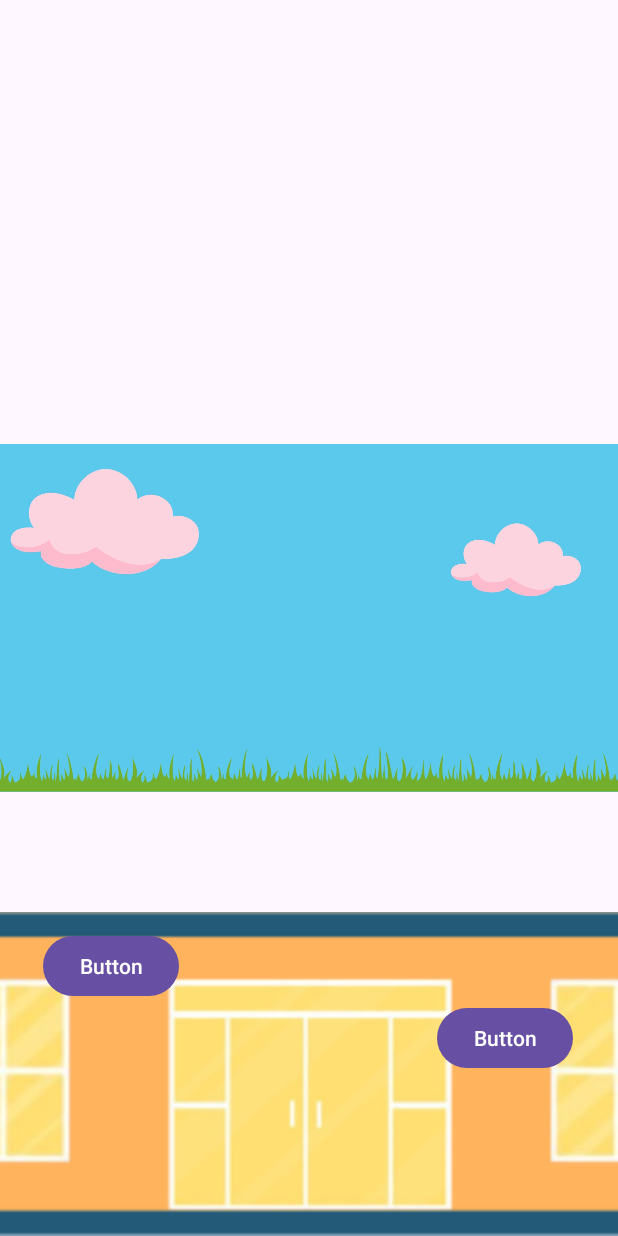
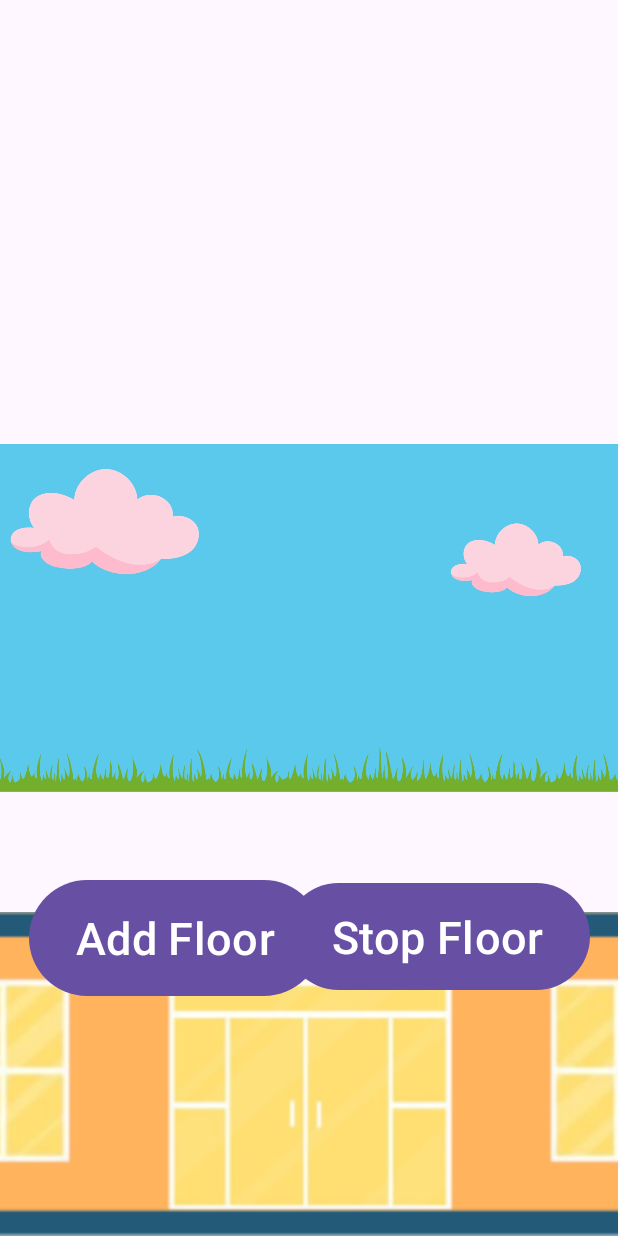
Before and after one commit to psyfm22/StackingGame, an Android app: the screen it shows after launch (MainActivity), on a phone screen of 412 x 824 dp. Run offline under Robolectric (Android 15) with nearby library versions, the phone set to English and light mode, and no system bars.

Commit message:
Reorganised and made better

```diff
--- a/app/src/main/java/com/example/stackinggame/MainActivity.java
+++ b/app/src/main/java/com/example/stackinggame/MainActivity.java
@@ -9,11 +9,13 @@ import android.view.View;
 import android.widget.Button;
 import android.widget.ImageView;
 
+import androidx.annotation.NonNull;
 import androidx.appcompat.app.AppCompatActivity;
 import androidx.constraintlayout.widget.ConstraintLayout;
 import androidx.constraintlayout.widget.ConstraintSet;
 
 public class MainActivity extends AppCompatActivity {
+
     private ObjectAnimator animatorX;
     private ObjectAnimator animatorY;
     private int hotelCountStackingActivity;
@@ -38,15 +40,11 @@ public class MainActivity extends AppCompatActivity {
         endingLocationY = getResources().getDisplayMetrics().heightPixels - upperConstraint - boxHeightInPx - boxHeightInPx;
 
         constraintLayout = findViewById(R.id.main);
-        Button addNewHotelLayerButton = findViewById(R.id.button);
-        Button placeHotelLayerButton = findViewById(R.id.button2);
+        Button addNewHotelLayerButton = findViewById(R.id.addFloorButton);
+        Button placeHotelLayerButton = findViewById(R.id.stopFloorButton);
         hotelMiddleIV = findViewById(R.id.hotelMiddleIV);
 
-
-
-        addNewHotelLayerButton.setOnClickListener(view -> {
-            addNewImage();
-        });
+        addNewHotelLayerButton.setOnClickListener(view -> addNewImage());
 
         placeHotelLayerButton.setOnClickListener(view -> {
             if(animatorX!=null){
@@ -91,10 +89,10 @@ public class MainActivity extends AppCompatActivity {
 
         animatorX.addListener(new Animator.AnimatorListener() {
             @Override
-            public void onAnimationStart(Animator animation) {}
+            public void onAnimationStart(@NonNull Animator animation) {}
 
             @Override
-            public void onAnimationEnd(Animator animation) {
+            public void onAnimationEnd(@NonNull Animator animation) {
                 float holder;
                 holder = startingLocationX;
                 startingLocationX = endingLocationX;
@@ -104,10 +102,10 @@ public class MainActivity extends AppCompatActivity {
             }
 
             @Override
-            public void onAnimationCancel(Animator animation) {}
+            public void onAnimationCancel(@NonNull Animator animation) {}
 
             @Override
-            public void onAnimationRepeat(Animator animation) {}
+            public void onAnimationRepeat(@NonNull Animator animation) {}
         });
     }
 }
--- a/app/src/main/res/layout/activity_main.xml
+++ b/app/src/main/res/layout/activity_main.xml
@@ -16,7 +16,7 @@
         app:layout_constraintHorizontal_bias="1.0"
         app:layout_constraintStart_toStartOf="parent"
         app:layout_constraintTop_toTopOf="parent"
-        app:layout_constraintVertical_bias="0.0"
+        app:layout_constraintVertical_bias="1.0"
         app:srcCompat="@drawable/grass_background" />
 
     <ImageView
@@ -41,26 +41,29 @@
         app:srcCompat="@drawable/apartment_window"
         android:visibility="gone"/>
 
+
     <Button
-        android:id="@+id/button"
-        android:layout_width="wrap_content"
-        android:layout_height="wrap_content"
+        android:id="@+id/addFloorButton"
+        android:layout_width="195dp"
+        android:layout_height="85dp"
         android:layout_marginBottom="156dp"
-        android:text="Button"
+        android:text="Add Floor"
+        android:textSize="30sp"
         app:layout_constraintBottom_toBottomOf="parent"
         app:layout_constraintEnd_toEndOf="parent"
         app:layout_constraintHorizontal_bias="0.09"
         app:layout_constraintStart_toStartOf="parent" />
 
     <Button
-        android:id="@+id/button2"
-        android:layout_width="wrap_content"
-        android:layout_height="wrap_content"
-        android:layout_marginBottom="108dp"
-        android:text="Button"
+        android:id="@+id/stopFloorButton"
+        android:layout_width="203dp"
+        android:layout_height="79dp"
+        android:layout_marginBottom="160dp"
+        android:text="Stop Floor"
+        android:textSize="30sp"
         app:layout_constraintBottom_toBottomOf="parent"
         app:layout_constraintEnd_toEndOf="parent"
-        app:layout_constraintHorizontal_bias="0.906"
+        app:layout_constraintHorizontal_bias="0.91"
         app:layout_constraintStart_toStartOf="parent" />
 
 </androidx.constraintlayout.widget.ConstraintLayout>
```
